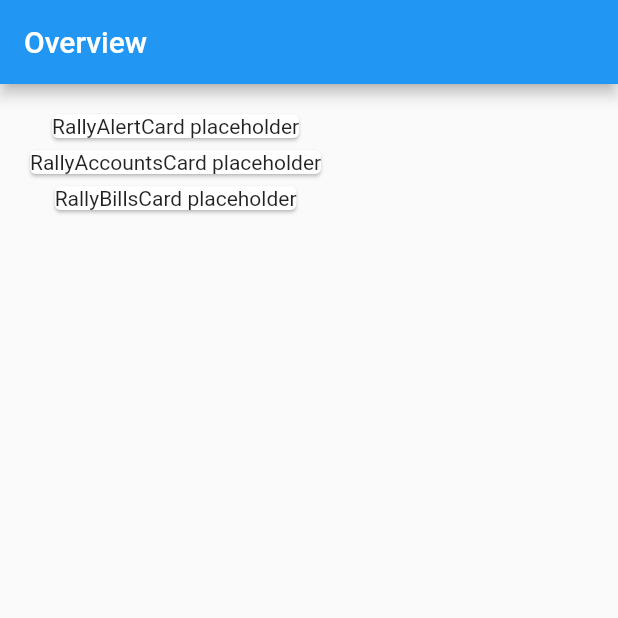
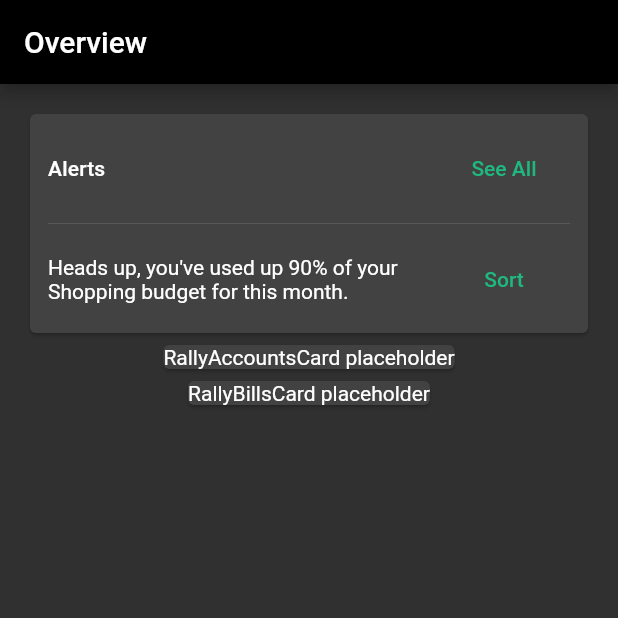
Before and after one commit to miksen/rally, a Flutter app: the screen it shows after launch, on a phone screen of 412 x 824 dp, the top half of it. Run offline on Flutter 3.47's test engine with Material 2 defaults, Android fonts, the phone set to English and light mode, and no system bars.

Commit message:
Initial styling and Alert card

```diff
--- a/lib/main.dart
+++ b/lib/main.dart
@@ -4,15 +4,57 @@ import 'rallycards.dart';
 
 void main() => runApp(RallyApp());
 
+// RallyBackground: black
+const Color rallyBackground = Colors.black;
+// RallyGreen: #1EB980
+const Color rallyGreen = Color(0xFF1EB980);
+// DartRallyGreen: #045D56
+const Color darkRallyGreen = Color(0xFF045D56);
+
 class RallyApp extends StatelessWidget {
   @override
   Widget build(BuildContext context) {
     return MaterialApp(
       title: 'Rally',
-      theme: ThemeData(
-        primarySwatch: Colors.blue,
+      theme: buildThemeData(context),
+      home: RallyHome(),
+    );
+  }
+
+  ThemeData buildThemeData(BuildContext context) {
+    return ThemeData(
+      brightness: Brightness.dark,
+      backgroundColor: rallyBackground,
+      primaryColor: rallyGreen,
+      accentColor: rallyGreen,
+      buttonTheme: Theme.of(context)
+          .buttonTheme
+          .copyWith(textTheme: ButtonTextTheme.accent),
+      fontFamily: 'Roboto',
+      textTheme: TextTheme(
+        body1: TextStyle(
+          fontSize: 14.0,
+          fontWeight: FontWeight.normal,
+        ),
+        headline: TextStyle(
+          fontSize: 96.0,
+          fontWeight: FontWeight.bold,
+        ),
+        subtitle: TextStyle(
+          fontSize: 14.0,
+          fontWeight: FontWeight.w500,
+        ),
       ),
-      home: RallyHome(),
+      appBarTheme: Theme.of(context).appBarTheme.copyWith(
+            color: rallyBackground,
+            textTheme: TextTheme(
+              title: TextStyle(
+                fontSize: 34.0,
+                fontWeight: FontWeight.normal,
+                color: Colors.white,
+              ),
+            ),
+          ),
     );
   }
 }
@@ -20,16 +62,17 @@ class RallyApp extends StatelessWidget {
 class RallyHome extends StatelessWidget {
   @override
   Widget build(BuildContext context) {
-    return Scaffold(appBar: buildAppBar(), body: buildBody());
+    return Scaffold(appBar: buildAppBar(context), body: buildBody(context));
   }
 
-  AppBar buildAppBar() {
+  AppBar buildAppBar(BuildContext context) {
     return AppBar(
       title: Text('Overview'),
+      centerTitle: false,
     );
   }
 
-  Widget buildBody() {
+  Widget buildBody(BuildContext context) {
     return Padding(
       padding: const EdgeInsets.all(16),
       child: Column(
--- a/lib/rallycards.dart
+++ b/lib/rallycards.dart
@@ -4,7 +4,46 @@ class RallyAlertCard extends StatelessWidget {
   @override
   Widget build(BuildContext context) {
     return Card(
-      child: Text('RallyAlertCard placeholder'),
+      child: Padding(
+        padding: const EdgeInsets.all(12),
+        child: Column(
+          children: <Widget>[
+            Row(
+              mainAxisAlignment: MainAxisAlignment.spaceBetween,
+              children: <Widget>[
+                Text(
+                  'Alerts',
+                  style: Theme.of(context).textTheme.subtitle,
+                ),
+                FlatButton(
+                  onPressed: () {},
+                  child: Text('See All'),
+                  textColor: Theme.of(context).accentColor,
+                ),
+              ],
+            ),
+            Padding(
+              padding: const EdgeInsets.fromLTRB(0, 12, 0, 12),
+              child: Divider(height: 2),
+            ),
+            Row(
+              mainAxisAlignment: MainAxisAlignment.spaceBetween,
+              children: <Widget>[
+                Text(
+                  "Heads up, you've used up 90% of your\n" +
+                      "Shopping budget for this month.",
+                  style: Theme.of(context).textTheme.body1,
+                ),
+                FlatButton(
+                  onPressed: () {},
+                  child: Text('Sort'),
+                  textColor: Theme.of(context).accentColor,
+                ),
+              ],
+            ),
+          ],
+        ),
+      ),
     );
   }
 }
```
Also changed, not shown: 1 other file.
